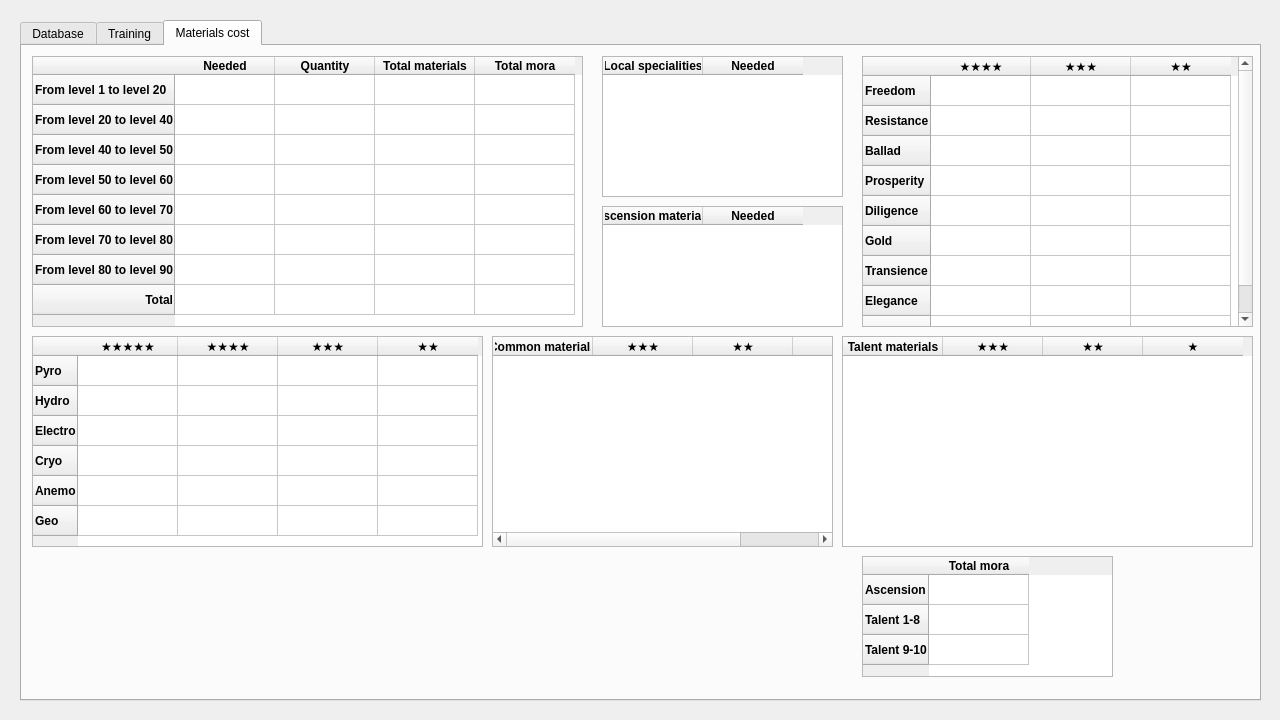
Above: genshin_calculator.ui from crimvael/genshin_calculator before the change. Below: the same form after it.
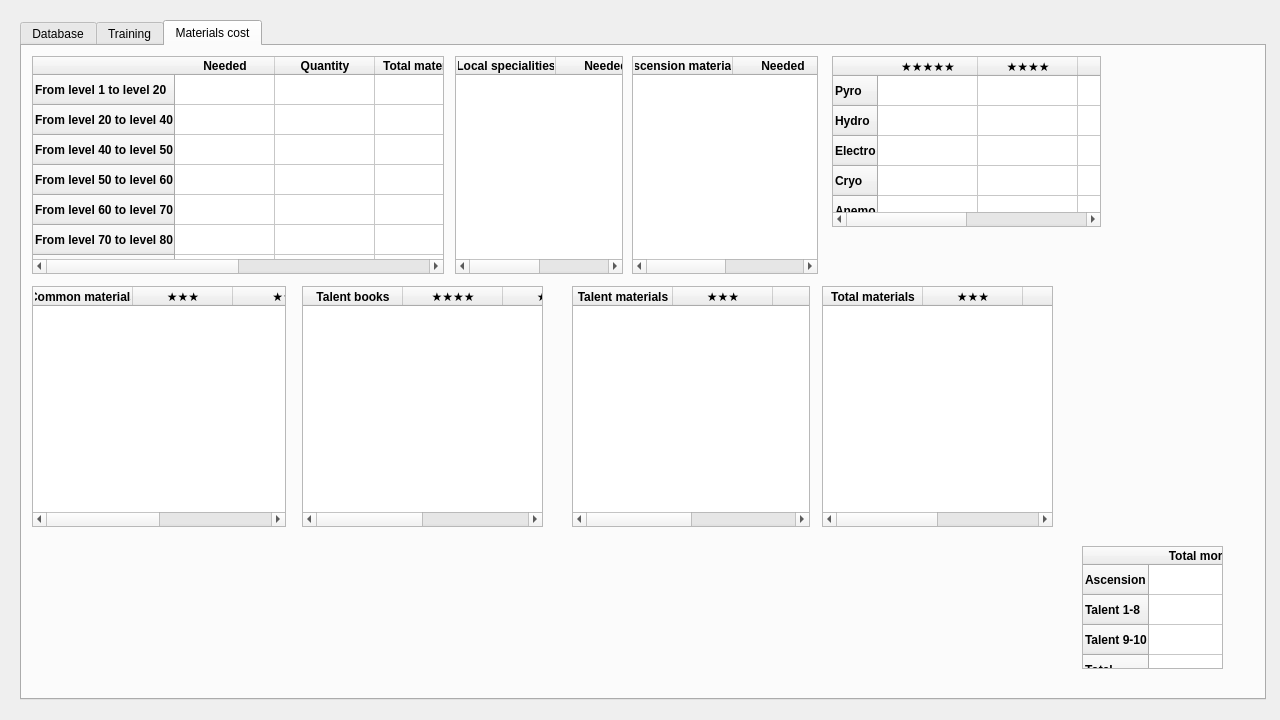
That is the form after the change.

The edit to the form file:
```diff
--- a/genshin_calculator.ui
+++ b/genshin_calculator.ui
@@ -37,8 +37,8 @@
      <rect>
       <x>20</x>
       <y>20</y>
-      <width>1241</width>
-      <height>681</height>
+      <width>1246</width>
+      <height>680</height>
      </rect>
     </property>
     <property name="autoFillBackground">
@@ -1299,10 +1299,19 @@
        <rect>
         <x>10</x>
         <y>10</y>
-        <width>551</width>
-        <height>271</height>
+        <width>412</width>
+        <height>218</height>
        </rect>
       </property>
+      <property name="maximumSize">
+       <size>
+        <width>1280</width>
+        <height>720</height>
+       </size>
+      </property>
+      <property name="verticalScrollBarPolicy">
+       <enum>Qt::ScrollBarAlwaysOff</enum>
+      </property>
       <property name="editTriggers">
        <set>QAbstractItemView::NoEditTriggers</set>
       </property>
@@ -1457,12 +1466,21 @@
      <widget class="QTableWidget" name="tableWidget_5">
       <property name="geometry">
        <rect>
-        <x>580</x>
+        <x>433</x>
         <y>10</y>
-        <width>241</width>
-        <height>141</height>
+        <width>168</width>
+        <height>218</height>
        </rect>
       </property>
+      <property name="maximumSize">
+       <size>
+        <width>1280</width>
+        <height>720</height>
+       </size>
+      </property>
+      <property name="verticalScrollBarPolicy">
+       <enum>Qt::ScrollBarAlwaysOff</enum>
+      </property>
       <property name="editTriggers">
        <set>QAbstractItemView::NoEditTriggers</set>
       </property>
@@ -1492,12 +1510,21 @@
      <widget class="QTableWidget" name="tableWidget_6">
       <property name="geometry">
        <rect>
-        <x>580</x>
-        <y>160</y>
-        <width>241</width>
-        <height>121</height>
+        <x>610</x>
+        <y>10</y>
+        <width>186</width>
+        <height>218</height>
        </rect>
       </property>
+      <property name="maximumSize">
+       <size>
+        <width>1280</width>
+        <height>720</height>
+       </size>
+      </property>
+      <property name="verticalScrollBarPolicy">
+       <enum>Qt::ScrollBarAlwaysOff</enum>
+      </property>
       <property name="editTriggers">
        <set>QAbstractItemView::NoEditTriggers</set>
       </property>
@@ -1527,18 +1554,27 @@
      <widget class="QTableWidget" name="tableWidget_7">
       <property name="geometry">
        <rect>
-        <x>10</x>
-        <y>290</y>
-        <width>451</width>
-        <height>211</height>
+        <x>810</x>
+        <y>10</y>
+        <width>269</width>
+        <height>171</height>
        </rect>
       </property>
       <property name="minimumSize">
        <size>
-        <width>451</width>
+        <width>0</width>
         <height>0</height>
        </size>
       </property>
+      <property name="maximumSize">
+       <size>
+        <width>1280</width>
+        <height>720</height>
+       </size>
+      </property>
+      <property name="verticalScrollBarPolicy">
+       <enum>Qt::ScrollBarAlwaysOff</enum>
+      </property>
       <property name="editTriggers">
        <set>QAbstractItemView::NoEditTriggers</set>
       </property>
@@ -1656,18 +1692,33 @@
      <widget class="QTableWidget" name="tableWidget_8">
       <property name="geometry">
        <rect>
-        <x>840</x>
-        <y>10</y>
-        <width>391</width>
-        <height>271</height>
+        <x>280</x>
+        <y>240</y>
+        <width>241</width>
+        <height>241</height>
        </rect>
       </property>
+      <property name="maximumSize">
+       <size>
+        <width>1280</width>
+        <height>720</height>
+       </size>
+      </property>
+      <property name="verticalScrollBarPolicy">
+       <enum>Qt::ScrollBarAlwaysOff</enum>
+      </property>
+      <property name="sizeAdjustPolicy">
+       <enum>QAbstractScrollArea::AdjustIgnored</enum>
+      </property>
       <property name="editTriggers">
        <set>QAbstractItemView::NoEditTriggers</set>
       </property>
-      <row>
+      <property name="selectionBehavior">
+       <enum>QAbstractItemView::SelectRows</enum>
+      </property>
+      <column>
        <property name="text">
-        <string>Freedom</string>
+        <string>Talent books</string>
        </property>
        <property name="font">
         <font>
@@ -1675,95 +1726,7 @@
          <bold>true</bold>
         </font>
        </property>
-      </row>
-      <row>
-       <property name="text">
-        <string>Resistance</string>
-       </property>
-       <property name="font">
-        <font>
-         <weight>75</weight>
-         <bold>true</bold>
-        </font>
-       </property>
-      </row>
-      <row>
-       <property name="text">
-        <string>Ballad</string>
-       </property>
-       <property name="font">
-        <font>
-         <weight>75</weight>
-         <bold>true</bold>
-        </font>
-       </property>
-      </row>
-      <row>
-       <property name="text">
-        <string>Prosperity</string>
-       </property>
-       <property name="font">
-        <font>
-         <weight>75</weight>
-         <bold>true</bold>
-        </font>
-       </property>
-      </row>
-      <row>
-       <property name="text">
-        <string>Diligence</string>
-       </property>
-       <property name="font">
-        <font>
-         <weight>75</weight>
-         <bold>true</bold>
-        </font>
-       </property>
-      </row>
-      <row>
-       <property name="text">
-        <string>Gold</string>
-       </property>
-       <property name="font">
-        <font>
-         <weight>75</weight>
-         <bold>true</bold>
-        </font>
-       </property>
-      </row>
-      <row>
-       <property name="text">
-        <string>Transience</string>
-       </property>
-       <property name="font">
-        <font>
-         <weight>75</weight>
-         <bold>true</bold>
-        </font>
-       </property>
-      </row>
-      <row>
-       <property name="text">
-        <string>Elegance</string>
-       </property>
-       <property name="font">
-        <font>
-         <weight>75</weight>
-         <bold>true</bold>
-        </font>
-       </property>
-      </row>
-      <row>
-       <property name="text">
-        <string>Light</string>
-       </property>
-       <property name="font">
-        <font>
-         <weight>75</weight>
-         <bold>true</bold>
-        </font>
-       </property>
-      </row>
+      </column>
       <column>
        <property name="text">
         <string>★★★★</string>
@@ -1801,24 +1764,27 @@
      <widget class="QTableWidget" name="tableWidget_9">
       <property name="geometry">
        <rect>
-        <x>470</x>
-        <y>290</y>
-        <width>341</width>
-        <height>211</height>
+        <x>10</x>
+        <y>240</y>
+        <width>254</width>
+        <height>241</height>
        </rect>
       </property>
       <property name="minimumSize">
        <size>
-        <width>341</width>
-        <height>211</height>
+        <width>0</width>
+        <height>0</height>
        </size>
       </property>
       <property name="maximumSize">
        <size>
-        <width>341</width>
-        <height>211</height>
+        <width>1280</width>
+        <height>720</height>
        </size>
       </property>
+      <property name="verticalScrollBarPolicy">
+       <enum>Qt::ScrollBarAlwaysOff</enum>
+      </property>
       <property name="editTriggers">
        <set>QAbstractItemView::NoEditTriggers</set>
       </property>
@@ -1876,12 +1842,21 @@
      <widget class="QTableWidget" name="tableWidget_10">
       <property name="geometry">
        <rect>
-        <x>820</x>
-        <y>290</y>
-        <width>411</width>
-        <height>211</height>
+        <x>550</x>
+        <y>240</y>
+        <width>238</width>
+        <height>241</height>
        </rect>
       </property>
+      <property name="maximumSize">
+       <size>
+        <width>1280</width>
+        <height>720</height>
+       </size>
+      </property>
+      <property name="verticalScrollBarPolicy">
+       <enum>Qt::ScrollBarAlwaysOff</enum>
+      </property>
       <property name="editTriggers">
        <set>QAbstractItemView::NoEditTriggers</set>
       </property>
@@ -1936,12 +1911,21 @@
      <widget class="QTableWidget" name="tableWidget_11">
       <property name="geometry">
        <rect>
-        <x>840</x>
-        <y>510</y>
-        <width>251</width>
-        <height>121</height>
+        <x>1060</x>
+        <y>500</y>
+        <width>141</width>
+        <height>123</height>
        </rect>
       </property>
+      <property name="maximumSize">
+       <size>
+        <width>1280</width>
+        <height>720</height>
+       </size>
+      </property>
+      <property name="verticalScrollBarPolicy">
+       <enum>Qt::ScrollBarAlwaysOff</enum>
+      </property>
       <property name="editTriggers">
        <set>QAbstractItemView::NoEditTriggers</set>
       </property>
@@ -1978,6 +1962,17 @@
         </font>
        </property>
       </row>
+      <row>
+       <property name="text">
+        <string>Total</string>
+       </property>
+       <property name="font">
+        <font>
+         <weight>75</weight>
+         <bold>true</bold>
+        </font>
+       </property>
+      </row>
       <column>
        <property name="text">
         <string>Total mora</string>
@@ -1990,6 +1985,78 @@
        </property>
       </column>
      </widget>
+     <widget class="QTableWidget" name="tableWidget_12">
+      <property name="geometry">
+       <rect>
+        <x>800</x>
+        <y>240</y>
+        <width>231</width>
+        <height>241</height>
+       </rect>
+      </property>
+      <property name="maximumSize">
+       <size>
+        <width>1280</width>
+        <height>720</height>
+       </size>
+      </property>
+      <property name="verticalScrollBarPolicy">
+       <enum>Qt::ScrollBarAlwaysOff</enum>
+      </property>
+      <property name="editTriggers">
+       <set>QAbstractItemView::NoEditTriggers</set>
+      </property>
+      <property name="selectionBehavior">
+       <enum>QAbstractItemView::SelectRows</enum>
+      </property>
+      <attribute name="horizontalHeaderStretchLastSection">
+       <bool>false</bool>
+      </attribute>
+      <column>
+       <property name="text">
+        <string>Total materials</string>
+       </property>
+       <property name="font">
+        <font>
+         <weight>75</weight>
+         <bold>true</bold>
+        </font>
+       </property>
+      </column>
+      <column>
+       <property name="text">
+        <string>★★★</string>
+       </property>
+       <property name="font">
+        <font>
+         <weight>75</weight>
+         <bold>true</bold>
+        </font>
+       </property>
+      </column>
+      <column>
+       <property name="text">
+        <string>★★</string>
+       </property>
+       <property name="font">
+        <font>
+         <weight>75</weight>
+         <bold>true</bold>
+        </font>
+       </property>
+      </column>
+      <column>
+       <property name="text">
+        <string>★</string>
+       </property>
+       <property name="font">
+        <font>
+         <weight>75</weight>
+         <bold>true</bold>
+        </font>
+       </property>
+      </column>
+     </widget>
     </widget>
    </widget>
   </widget>
```
Left out of the diff: 18 changed lines with no effect on the pictures.
